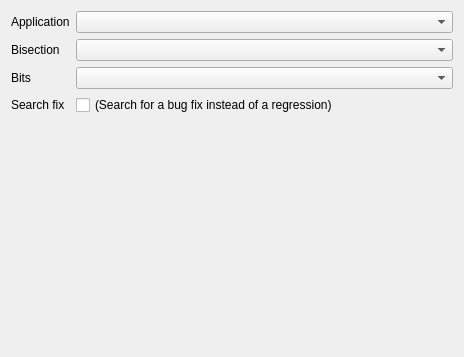
Above: gui/mozregui/ui/intro.ui from mozilla/mozregression before the change. Below: the same form after it.
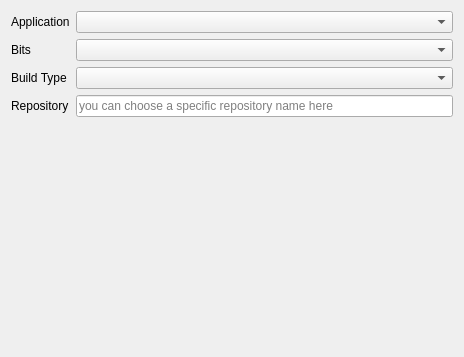
That is the form after the change.

Commit message:
[gui] remove distinction for nightly/inbound selection
Remove nightly/inbound specific pages in the wizard.

Now the first page allow the selection of the application, repository,
bits, and build type. The second page is the profile edition, and the
third page is for range selection (allowing dates / build id / changeset
/ release number).

The edit to the form file:
```diff
--- a/gui/mozregui/ui/intro.ui
+++ b/gui/mozregui/ui/intro.ui
@@ -16,6 +16,9 @@
   <layout class="QVBoxLayout" name="verticalLayout">
    <item>
     <layout class="QFormLayout" name="formLayout">
+     <property name="fieldGrowthPolicy">
+      <enum>QFormLayout::AllNonFixedFieldsGrow</enum>
+     </property>
      <item row="0" column="0">
       <widget class="QLabel" name="label">
        <property name="text">
@@ -27,14 +30,14 @@
       <widget class="QComboBox" name="app_combo"/>
      </item>
      <item row="1" column="0">
-      <widget class="QLabel" name="label_2">
+      <widget class="QLabel" name="label_4">
        <property name="text">
-        <string>Bisection</string>
+        <string>Bits</string>
        </property>
       </widget>
      </item>
      <item row="1" column="1">
-      <widget class="QComboBox" name="bisect_combo"/>
+      <widget class="QComboBox" name="bits_combo"/>
      </item>
      <item row="3" column="0">
       <widget class="QLabel" name="label_3">
@@ -42,26 +45,33 @@
         <string>Search a fix instead of a regression</string>
        </property>
        <property name="text">
-        <string>Search fix</string>
+        <string>Repository</string>
        </property>
       </widget>
      </item>
      <item row="3" column="1">
-      <widget class="QCheckBox" name="find_fix">
-       <property name="text">
-        <string>(Search for a bug fix instead of a regression)</string>
+      <widget class="QLineEdit" name="repository">
+       <property name="toolTip">
+        <string>repository like mozilla-aurora|mozilla-beta|...</string>
+       </property>
+       <property name="placeholderText">
+        <string>you can choose a specific repository name here</string>
        </property>
       </widget>
      </item>
      <item row="2" column="0">
-      <widget class="QLabel" name="label_4">
+      <widget class="QLabel" name="label_5">
        <property name="text">
-        <string>Bits</string>
+        <string>Build Type</string>
        </property>
       </widget>
      </item>
      <item row="2" column="1">
-      <widget class="QComboBox" name="bits_combo"/>
+      <widget class="QComboBox" name="build_type">
+       <property name="toolTip">
+        <string>Choose a build type you want.</string>
+       </property>
+      </widget>
      </item>
     </layout>
    </item>
```
Left out of the diff: 2 changed lines with no effect on the pictures. The commit also changes 6 other files.
